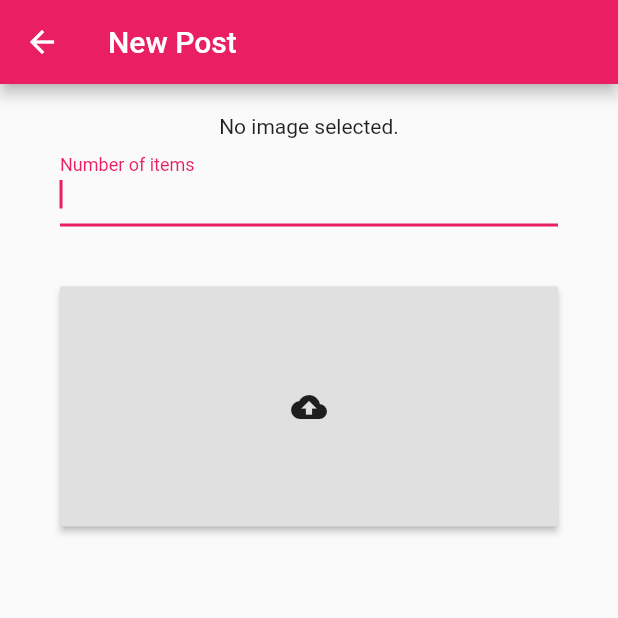
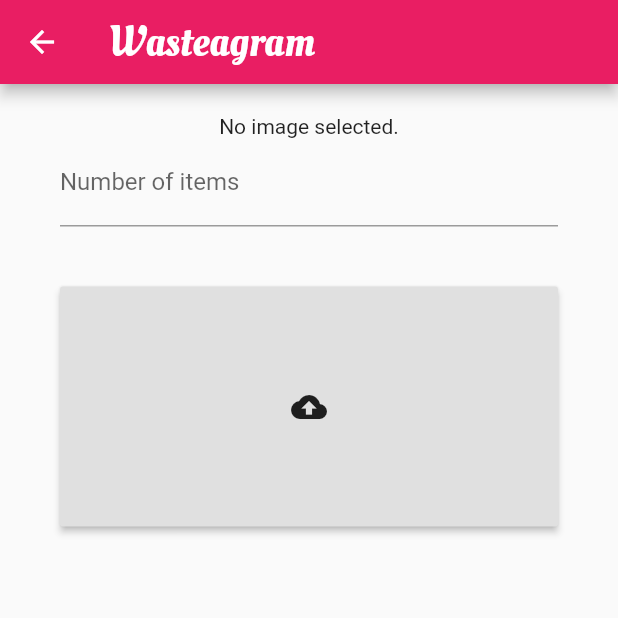
Before and after one commit to MJGrant/granaman-wasteagram, a Flutter app: the screen it shows after launch, after a tap on the "add" icon, on a phone screen of 412 x 824 dp, the top half of it. Run offline on Flutter 3.47's test engine with Material 2 defaults, Android fonts, the phone set to English and light mode, and no system bars; our stand-ins replace cloud_firestore, firebase_storage, image_picker, location, transparent_image; accounts and stored records are empty.

Commit message:
Moved styles into its own file, moved date formatting into a util file, applied changes throughout project

```diff
--- a/wasteagram/lib/main.dart
+++ b/wasteagram/lib/main.dart
@@ -1,6 +1,5 @@
 import 'dart:io';
 import 'package:flutter/material.dart';
-import 'package:intl/intl.dart';
 
 import 'models/post.dart';
 
@@ -8,8 +7,10 @@ import 'screens/details.dart';
 import 'screens/new_post.dart';
 
 import 'package:cloud_firestore/cloud_firestore.dart';
+import 'package:image_picker/image_picker.dart';
 
-import 'package:image_picker/image_picker.dart';
+import 'styles.dart';
+import 'util.dart';
 
 void main() => runApp(App());
 
@@ -57,19 +58,6 @@ class _HomePageState extends State<HomePage> {
         ));
   }
 
-  String formatDate(date) {
-    var dateParsed = DateTime.parse(date);
-    final DateFormat dateFormat = DateFormat("EEEE, MMM. d");
-
-    return dateFormat.format(dateParsed).toString();
-  }
-
-  String formatTimestamp(date) {
-    var timestampParsed = DateTime.parse(date);
-    final DateFormat timestampFormat = DateFormat("jm");
-
-    return timestampFormat.format(timestampParsed).toString();
-  }
 
   void onTapped(post) {
     Navigator.push(
@@ -87,8 +75,8 @@ class _HomePageState extends State<HomePage> {
           child: Semantics(
             label:"Post title: ${post.date}",
             child: Text(
-              formatDate(post.date),
-              style: Theme.of(context).textTheme.headline,
+              Util.formatDate(post.date),
+              style: Styles.postTitle,
             ),
           ),
         ),
@@ -101,7 +89,7 @@ class _HomePageState extends State<HomePage> {
             ),
         ),
       ]),
-      subtitle: Text(formatTimestamp(post.date)),
+      subtitle: Text(Util.formatTimestamp(post.date)),
       onTap: () => onTapped(post),
     );
   }
@@ -110,7 +98,13 @@ class _HomePageState extends State<HomePage> {
   Widget build(BuildContext context) {
     return Scaffold(
       appBar: AppBar(
-        title: Text('Wasteagram - $totalWasted'),
+        title: Row(
+          mainAxisAlignment: MainAxisAlignment.center,
+          children: [
+            Text('Wasteagram', style: Styles.appTitle),
+            Text(' - $totalWasted')
+          ]
+        ),
       ),
       body: Center(
         child: StreamBuilder(
--- a/wasteagram/lib/screens/new_post.dart
+++ b/wasteagram/lib/screens/new_post.dart
@@ -9,6 +9,8 @@ import 'package:firebase_storage/firebase_storage.dart';
 import 'package:location/location.dart';
 import 'package:path/path.dart' as Path;
 
+import '../styles.dart';
+
 class NewPost extends StatelessWidget {
   static const routeName = 'NewPost';
 
@@ -19,7 +21,7 @@ class NewPost extends StatelessWidget {
   Widget build(BuildContext context) {
     print(image);
     return Scaffold(
-      appBar: AppBar(title: Text('New Post')),
+      appBar: AppBar(title: Text('Wasteagram', style: Styles.appTitle)),
       body: SingleChildScrollView(
         child: AddEntryForm(image),
       ),
@@ -50,18 +52,6 @@ class _AddEntryFormState extends State<AddEntryForm> {
 
   final formKey = GlobalKey<FormState>();
   final postEntryFields = PostEntryFields();
-
-
-  /*
-  Future getImage() async {
-    image = await ImagePicker.pickImage(source: ImageSource.gallery);
-
-    // updates the preview
-    setState(() {
-      _image = image;
-    });
-  }
-*/
 
   @override
   Widget build(BuildContext context) {
@@ -101,9 +91,7 @@ class _AddEntryFormState extends State<AddEntryForm> {
 
   Widget _quantityFormField() {
     return TextFormField(
-      autofocus: true,
-      decoration:
-      InputDecoration(labelText: 'Number of items'),
+      decoration: InputDecoration(labelText: 'Number of items'),
       keyboardType: TextInputType.number,
       inputFormatters: <TextInputFormatter>[
         WhitelistingTextInputFormatter.digitsOnly
--- /dev/null
+++ b/wasteagram/lib/styles.dart
@@ -0,0 +1,29 @@
+import 'package:flutter/material.dart';
+
+class Styles {
+
+  static const _textSizeBigger = 18.0;
+
+  static get appTitle =>
+      TextStyle(
+        fontFamily: 'OleoScript',
+        color: Colors.white,
+        fontSize: 28,
+      );
+
+  static get postTitle =>
+      TextStyle(
+        fontSize: 22,
+      );
+
+  static get detailsItemsCount =>
+      TextStyle(
+        fontSize: 18,
+      );
+
+  static get detailsCoords =>
+      TextStyle(
+        fontSize: 14,
+        color: Colors.grey,
+      );
+}
--- a/wasteagram/pubspec.yaml
+++ b/wasteagram/pubspec.yaml
@@ -27,3 +27,8 @@ dependency_overrides:
 
 flutter:
   uses-material-design: true
+
+  fonts:
+    - family: OleoScript
+      fonts:
+        - asset: lib/assets/fonts/OleoScript-Regular.ttf
```
Also changed, not shown: wasteagram/lib/screens/details.dart (+8 -12 lines), wasteagram/lib/util.dart (added, +24 -0 lines), wasteagram/lib/assets/fonts/OleoScript-Regular.ttf (added).
